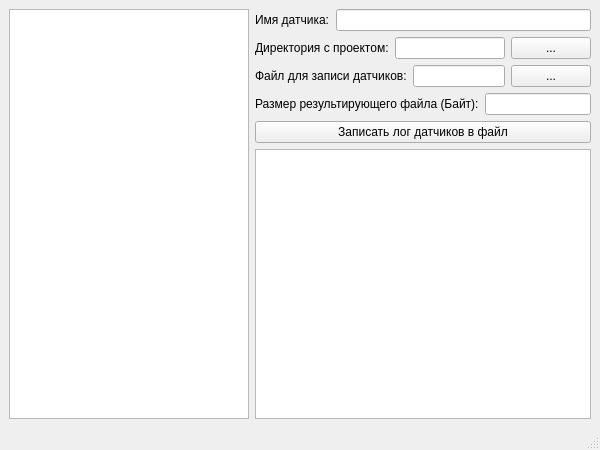
Qt form forms/MainWindow.ui (alskondr/read-sensors) before a commit.
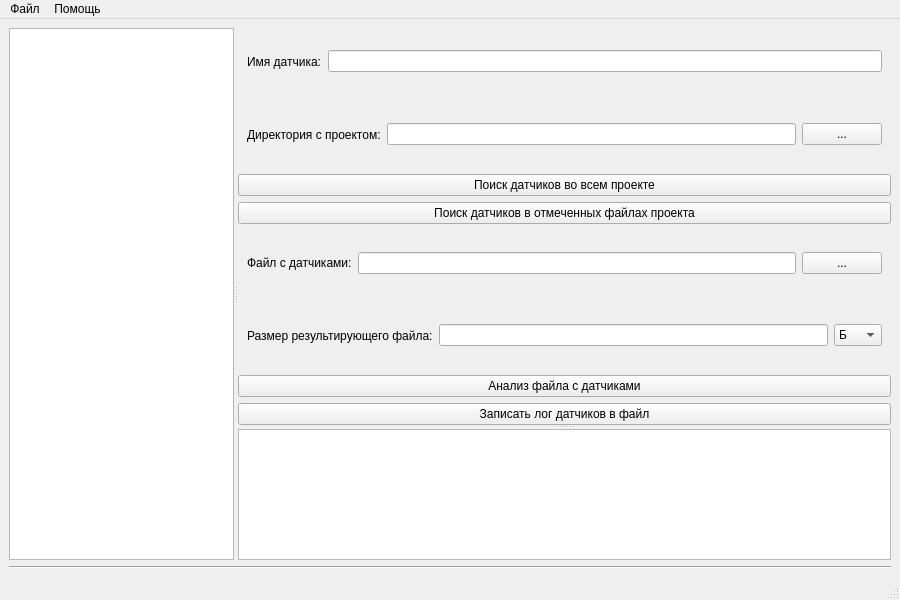
The same form after that commit.

```diff
--- a/forms/MainWindow.ui
+++ b/forms/MainWindow.ui
@@ -6,8 +6,8 @@
    <rect>
     <x>0</x>
     <y>0</y>
-    <width>600</width>
-    <height>450</height>
+    <width>900</width>
+    <height>600</height>
    </rect>
   </property>
   <property name="minimumSize">
@@ -20,14 +20,62 @@
    <string>Программа по работе с датчиками в проектах</string>
   </property>
   <widget class="QWidget" name="centralwidget">
-   <layout class="QHBoxLayout" name="horizontalLayout">
-    <item>
-     <widget class="QTreeView" name="m_projectTreeView"/>
-    </item>
-    <item>
      <layout class="QVBoxLayout" name="verticalLayout">
       <item>
-       <layout class="QHBoxLayout" name="m_sensorNameLayout">
+     <widget class="QSplitter" name="m_centralSplitter">
+      <property name="orientation">
+       <enum>Qt::Horizontal</enum>
+      </property>
+      <widget class="QTreeView" name="m_projectTreeView">
+       <property name="sizePolicy">
+        <sizepolicy hsizetype="Expanding" vsizetype="Expanding">
+         <horstretch>1</horstretch>
+         <verstretch>0</verstretch>
+        </sizepolicy>
+       </property>
+       <property name="toolTip">
+        <string/>
+       </property>
+       <property name="statusTip">
+        <string>Выберите файлы проекта с датчиками, выводимыми в лог...</string>
+       </property>
+      </widget>
+      <widget class="QWidget" name="m_dataLogWidget" native="true">
+       <property name="sizePolicy">
+        <sizepolicy hsizetype="Preferred" vsizetype="Preferred">
+         <horstretch>2</horstretch>
+         <verstretch>0</verstretch>
+        </sizepolicy>
+       </property>
+       <layout class="QVBoxLayout" name="verticalLayout_3">
+        <item>
+         <widget class="QSplitter" name="m_dataLogSplitter">
+          <property name="sizePolicy">
+           <sizepolicy hsizetype="Preferred" vsizetype="Expanding">
+            <horstretch>0</horstretch>
+            <verstretch>0</verstretch>
+           </sizepolicy>
+          </property>
+          <property name="orientation">
+           <enum>Qt::Vertical</enum>
+          </property>
+          <widget class="QWidget" name="m_dataWidget" native="true">
+           <property name="sizePolicy">
+            <sizepolicy hsizetype="Preferred" vsizetype="Preferred">
+             <horstretch>0</horstretch>
+             <verstretch>2</verstretch>
+            </sizepolicy>
+           </property>
+           <layout class="QVBoxLayout" name="verticalLayout_4">
+            <item>
+             <widget class="QWidget" name="m_sensorNameWidget" native="true">
+              <property name="toolTip">
+               <string/>
+              </property>
+              <property name="statusTip">
+               <string/>
+              </property>
+              <layout class="QHBoxLayout" name="horizontalLayout_4">
         <item>
          <widget class="QLabel" name="m_sensorNameLabel">
           <property name="text">
@@ -39,9 +87,11 @@
          <widget class="QLineEdit" name="m_sensorNameLineEdit"/>
         </item>
        </layout>
+             </widget>
       </item>
       <item>
-       <layout class="QHBoxLayout" name="m_projectDirLayout">
+             <widget class="QWidget" name="m_projectDirWidget" native="true">
+              <layout class="QHBoxLayout" name="horizontalLayout_3">
         <item>
          <widget class="QLabel" name="m_projectDirLabel">
           <property name="text">
@@ -54,19 +104,50 @@
         </item>
         <item>
          <widget class="QPushButton" name="m_projectDirButton">
+                 <property name="sizePolicy">
+                  <sizepolicy hsizetype="Minimum" vsizetype="Fixed">
+                   <horstretch>0</horstretch>
+                   <verstretch>0</verstretch>
+                  </sizepolicy>
+                 </property>
+                 <property name="toolTip">
+                  <string>Выбрать директорию с проектом</string>
+                 </property>
           <property name="text">
            <string>...</string>
           </property>
          </widget>
         </item>
        </layout>
+             </widget>
       </item>
       <item>
-       <layout class="QHBoxLayout" name="m_sensorsLogLayout">
+             <widget class="QPushButton" name="m_findAllSensorsButton">
+              <property name="toolTip">
+               <string>Поиск датчиков во всех файлах проекта</string>
+              </property>
+              <property name="text">
+               <string>Поиск датчиков во всем проекте</string>
+              </property>
+             </widget>
+            </item>
+            <item>
+             <widget class="QPushButton" name="m_findCheckedSensorsButton">
+              <property name="toolTip">
+               <string>Поиск датчиков только в отмеченных файлах проекта</string>
+              </property>
+              <property name="text">
+               <string>Поиск датчиков в отмеченных файлах проекта</string>
+              </property>
+             </widget>
+            </item>
+            <item>
+             <widget class="QWidget" name="m_sensorsLogWidget" native="true">
+              <layout class="QHBoxLayout" name="horizontalLayout_2">
         <item>
          <widget class="QLabel" name="m_sensorsLogLabel">
           <property name="text">
-           <string>Файл для записи датчиков:</string>
+                  <string>Файл с датчиками:</string>
           </property>
          </widget>
         </item>
@@ -81,20 +162,60 @@
          </widget>
         </item>
        </layout>
+             </widget>
       </item>
       <item>
-       <layout class="QHBoxLayout" name="m_logSizeLayout">
+             <widget class="QWidget" name="m_logSizeWidget" native="true">
+              <layout class="QHBoxLayout" name="horizontalLayout_5">
         <item>
          <widget class="QLabel" name="m_logSizeLabel">
           <property name="text">
-           <string>Размер результирующего файла (Байт):</string>
+                  <string>Размер результирующего файла:</string>
           </property>
          </widget>
         </item>
         <item>
          <widget class="QLineEdit" name="m_logSizeLineEdit"/>
         </item>
-       </layout>
+               <item>
+                <widget class="QComboBox" name="m_logSizeComboBox">
+                 <property name="toolTip">
+                  <string>Размерность веса файла с датчиками</string>
+                 </property>
+                 <item>
+                  <property name="text">
+                   <string>Б</string>
+                  </property>
+                 </item>
+                 <item>
+                  <property name="text">
+                   <string>КБ</string>
+                  </property>
+                 </item>
+                 <item>
+                  <property name="text">
+                   <string>МБ</string>
+                  </property>
+                 </item>
+                 <item>
+                  <property name="text">
+                   <string>ГБ</string>
+                  </property>
+                 </item>
+                </widget>
+               </item>
+              </layout>
+             </widget>
+            </item>
+            <item>
+             <widget class="QPushButton" name="m_readLogButton">
+              <property name="toolTip">
+               <string>Проанализировать файл с датчиками</string>
+              </property>
+              <property name="text">
+               <string>Анализ файла с датчиками</string>
+              </property>
+             </widget>
       </item>
       <item>
        <widget class="QPushButton" name="m_printSensorsButton">
@@ -103,18 +224,47 @@
         </property>
        </widget>
       </item>
-      <item>
+           </layout>
+          </widget>
        <widget class="QTextBrowser" name="m_log">
+           <property name="sizePolicy">
+            <sizepolicy hsizetype="Expanding" vsizetype="Expanding">
+             <horstretch>0</horstretch>
+             <verstretch>1</verstretch>
+            </sizepolicy>
+           </property>
+           <property name="toolTip">
+            <string>Лог работы программы</string>
+           </property>
+           <property name="statusTip">
+            <string/>
+           </property>
+           <property name="whatsThis">
+            <string/>
+           </property>
+           <property name="accessibleName">
+            <string>Лог работы программы</string>
+           </property>
         <property name="html">
          <string>&lt;!DOCTYPE HTML PUBLIC &quot;-//W3C//DTD HTML 4.0//EN&quot; &quot;http://www.w3.org/TR/REC-html40/strict.dtd&quot;&gt;
 &lt;html&gt;&lt;head&gt;&lt;meta name=&quot;qrichtext&quot; content=&quot;1&quot; /&gt;&lt;style type=&quot;text/css&quot;&gt;
 p, li { white-space: pre-wrap; }
-&lt;/style&gt;&lt;/head&gt;&lt;body style=&quot; font-family:'MS Shell Dlg 2'; font-size:8.25pt; font-weight:400; font-style:normal;&quot;&gt;
-&lt;p style=&quot;-qt-paragraph-type:empty; margin-top:0px; margin-bottom:0px; margin-left:0px; margin-right:0px; -qt-block-indent:0; text-indent:0px;&quot;&gt;&lt;br /&gt;&lt;/p&gt;&lt;/body&gt;&lt;/html&gt;</string>
-        </property>
+&lt;/style&gt;&lt;/head&gt;&lt;body style=&quot; font-family:'Sans Serif'; font-size:10pt; font-weight:400; font-style:normal;&quot;&gt;
+&lt;p style=&quot;-qt-paragraph-type:empty; margin-top:0px; margin-bottom:0px; margin-left:0px; margin-right:0px; -qt-block-indent:0; text-indent:0px; font-family:'MS Shell Dlg 2'; font-size:8.25pt;&quot;&gt;&lt;br /&gt;&lt;/p&gt;&lt;/body&gt;&lt;/html&gt;</string>
+           </property>
+          </widget>
        </widget>
       </item>
      </layout>
+      </widget>
+     </widget>
+    </item>
+    <item>
+     <widget class="Line" name="m_statusLine">
+      <property name="orientation">
+       <enum>Qt::Horizontal</enum>
+      </property>
+     </widget>
     </item>
    </layout>
   </widget>
@@ -123,10 +273,28 @@
     <rect>
      <x>0</x>
      <y>0</y>
-     <width>600</width>
-     <height>21</height>
+     <width>900</width>
+     <height>27</height>
     </rect>
    </property>
+   <widget class="QMenu" name="menu">
+    <property name="title">
+     <string>Файл</string>
+    </property>
+    <addaction name="action"/>
+    <addaction name="action_4"/>
+    <addaction name="separator"/>
+    <addaction name="action_3"/>
+   </widget>
+   <widget class="QMenu" name="menu_2">
+    <property name="title">
+     <string>Помощь</string>
+    </property>
+    <addaction name="action_5"/>
+    <addaction name="action_6"/>
+   </widget>
+   <addaction name="menu"/>
+   <addaction name="menu_2"/>
   </widget>
   <widget class="QStatusBar" name="m_statusBar"/>
  </widget>
```
Left out of the diff: 43 changed lines with no effect on the pictures. Lines whose indentation alone changed are shown as unchanged.
